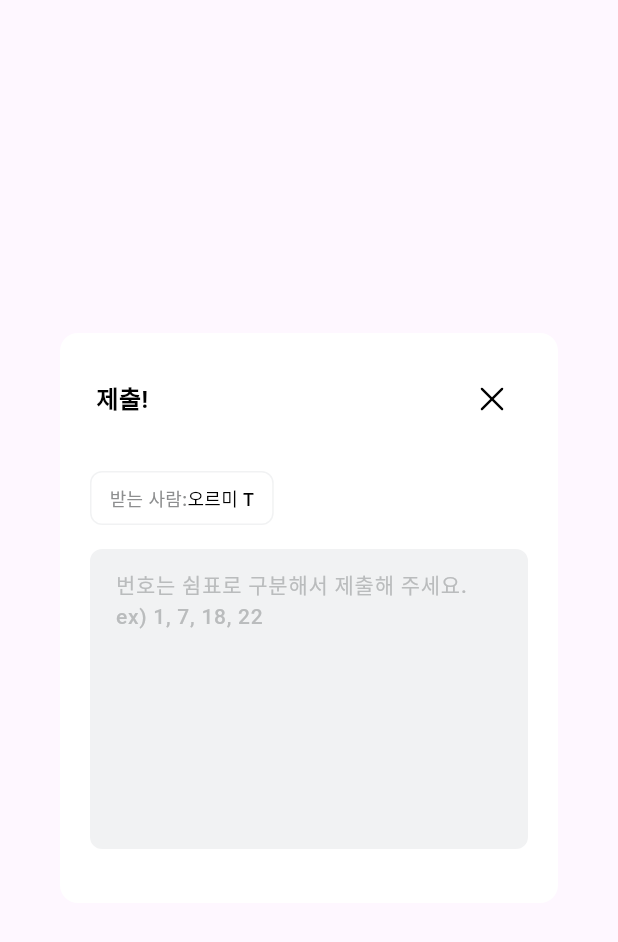
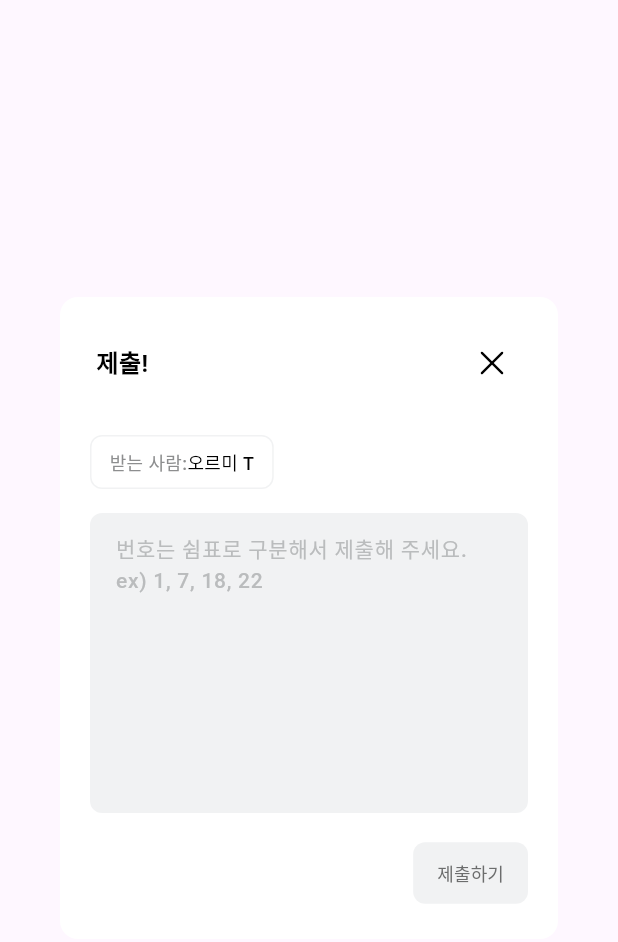
Before and after one commit to egg-z1/0rmee_mvp, a Flutter app: what customDialog() shows on an empty page, opened directly with empty values, on a phone screen of 412 x 824 dp. Shown: the top 942 px of the screen. Run offline on Flutter 3.47's test engine with Material 3 defaults, Android fonts, the phone set to English and light mode, and no system bars; our stand-ins replace flutter_svg, get; network calls fail; Roboto replaces fonts that are missing (Pretendard).

Commit message:
feat: 쪽지 입력 다이얼로그에 제출 버튼 추가 및 RX 상태 관리(#2)

```diff
--- a/lib/screens/lecture_detail/view.dart
+++ b/lib/screens/lecture_detail/view.dart
@@ -10,12 +10,16 @@ import 'package:ormee_mvp/screens/lecture_detail/view_model.dart';
 
 class LectureDetail extends StatelessWidget {
   final LectureController controller = Get.put(LectureController());
-  final TextEditingController _controller = TextEditingController();
-  var profileImage;
+  TextEditingController _controller = TextEditingController();
+  var isTextFieldNotEmpty = false.obs; // Rx로 상태 관리
 
   LectureDetail({super.key});
   @override
   Widget build(BuildContext context) {
+    _controller.addListener(() {
+      isTextFieldNotEmpty.value = _controller.text.isNotEmpty;
+    });
+
     final String lectureId = "5465"; // 예시용 ID
     controller.fetchLectureDetail(lectureId);
 
@@ -32,7 +36,8 @@ class LectureDetail extends StatelessWidget {
                   barrierDismissible: false,
                   context: context,
                   builder: (context) {
-                    return customDialog(context, _controller); // 분리된 위젯 함수 호출
+                    return customDialog(context, _controller,
+                        isTextFieldNotEmpty); // 분리된 위젯 함수 호출
                   },
                 );
               }
@@ -199,7 +204,8 @@ class LectureDetail extends StatelessWidget {
   }
 }
 
-Widget customDialog(BuildContext context, TextEditingController controller) {
+Widget customDialog(BuildContext context, TextEditingController controller,
+    RxBool isTextFieldNotEmpty) {
   return Dialog(
     child: Container(
       decoration: BoxDecoration(
@@ -292,6 +298,34 @@ Widget customDialog(BuildContext context, TextEditingController controller) {
             ),
           ),
           SizedBox(height: 16),
+          Row(
+            children: [
+              Spacer(),
+              Obx(() {
+                // isTextFieldNotEmpty 값에 따라 버튼 스타일 변경
+                return TextButton(
+                  onPressed: isTextFieldNotEmpty.value
+                      ? () {} // 텍스트가 있으면 버튼 클릭 가능
+                      : null, // 텍스트가 없으면 버튼 클릭 불가
+                  child: C1_12px_M(
+                    text: "제출하기",
+                    color: isTextFieldNotEmpty.value
+                        ? OrmeeColor.white
+                        : OrmeeColor.gray[600]!,
+                  ),
+                  style: TextButton.styleFrom(
+                    backgroundColor: isTextFieldNotEmpty.value
+                        ? OrmeeColor.primaryPuple[300]
+                        : OrmeeColor.gray[100]!,
+                    padding: EdgeInsets.symmetric(vertical: 12, horizontal: 16),
+                    shape: RoundedRectangleBorder(
+                      borderRadius: BorderRadius.circular(8),
+                    ),
+                  ),
+                );
+              })
+            ],
+          )
         ],
       ),
     ),
```
